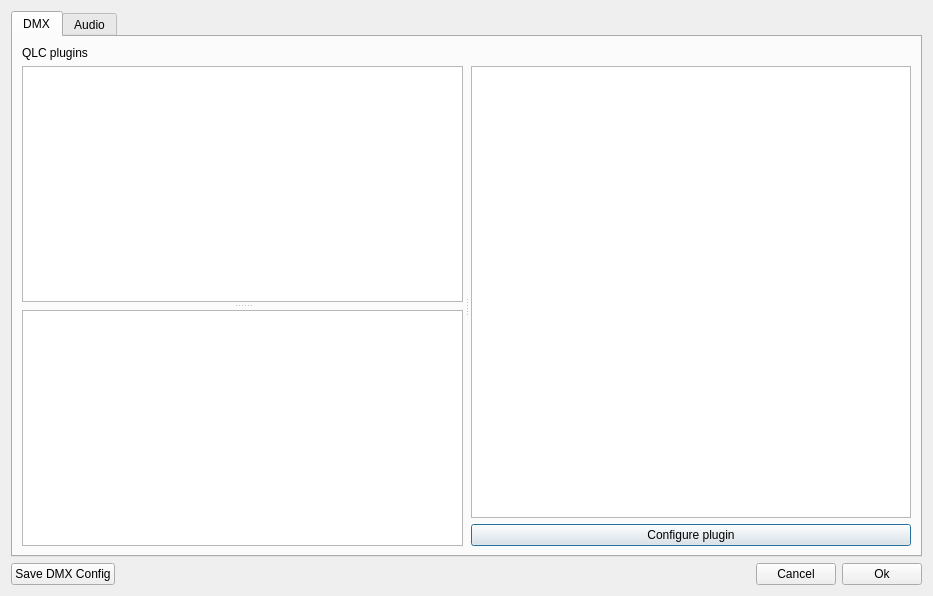
First picture: the form in StageRunner/gui/setupwidget.ui, repository Pit1966/StageRunner, before the edit.
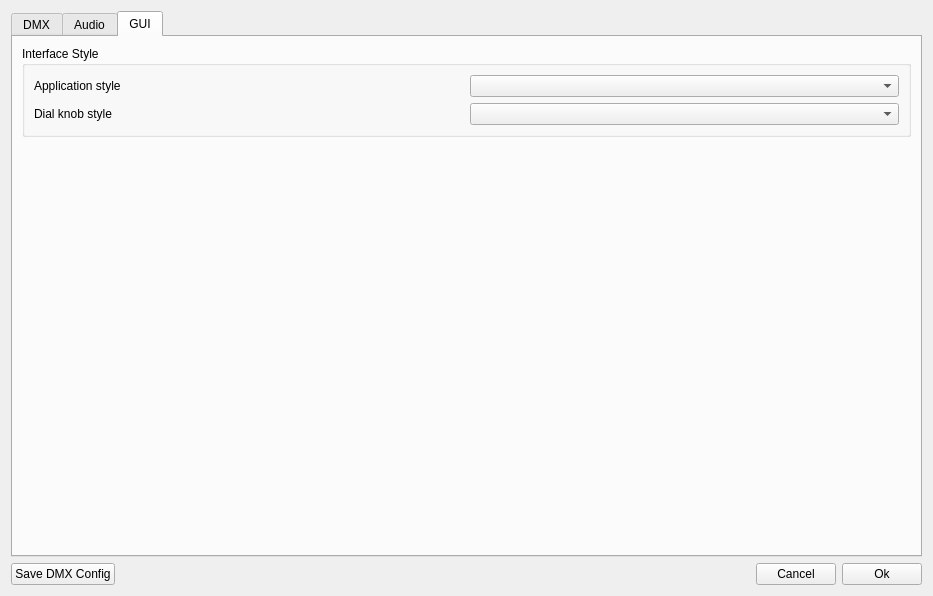
Second picture: the form after the edit.

Commit message: New: class MessageHub Verwaltet angezeigte DialogNachrichten

The edit to the form file:
```diff
--- a/StageRunner/gui/setupwidget.ui
+++ b/StageRunner/gui/setupwidget.ui
@@ -17,7 +17,7 @@
    <item>
     <widget class="QTabWidget" name="tabWidget">
      <property name="currentIndex">
-      <number>0</number>
+      <number>2</number>
      </property>
      <widget class="QWidget" name="dmxTab">
       <attribute name="title">
@@ -104,6 +104,55 @@
        </property>
       </widget>
      </widget>
+     <widget class="QWidget" name="guiTab">
+      <attribute name="title">
+       <string>GUI</string>
+      </attribute>
+      <layout class="QVBoxLayout" name="verticalLayout_4">
+       <item>
+        <widget class="QGroupBox" name="groupBox">
+         <property name="title">
+          <string>Interface Style</string>
+         </property>
+         <layout class="QGridLayout" name="gridLayout">
+          <item row="0" column="0">
+           <widget class="QLabel" name="appStyleLabel">
+            <property name="text">
+             <string>Application style</string>
+            </property>
+           </widget>
+          </item>
+          <item row="0" column="1">
+           <widget class="QComboBox" name="appStyleCombo"/>
+          </item>
+          <item row="1" column="0">
+           <widget class="QLabel" name="dialKnobStyleLabel">
+            <property name="text">
+             <string>Dial knob style</string>
+            </property>
+           </widget>
+          </item>
+          <item row="1" column="1">
+           <widget class="QComboBox" name="dialKnobStyleCombo"/>
+          </item>
+         </layout>
+        </widget>
+       </item>
+       <item>
+        <spacer name="verticalSpacer">
+         <property name="orientation">
+          <enum>Qt::Vertical</enum>
+         </property>
+         <property name="sizeHint" stdset="0">
+          <size>
+           <width>20</width>
+           <height>40</height>
+          </size>
+         </property>
+        </spacer>
+       </item>
+      </layout>
+     </widget>
     </widget>
    </item>
    <item>
```
The commit also changes 90 other files.
